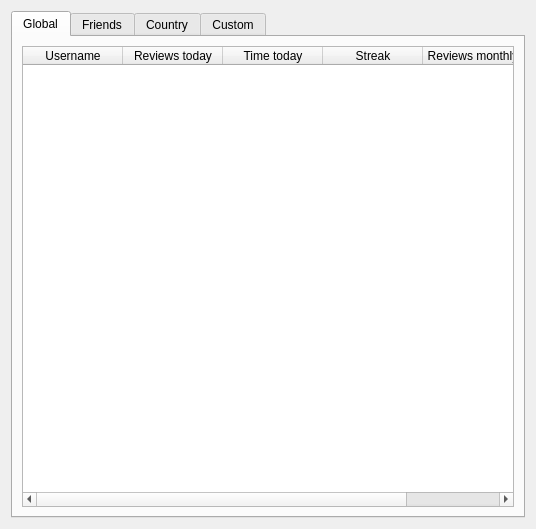
Old version of the form designer/Leaderboard.ui in the repository ThoreBor/Anki_Leaderboard.
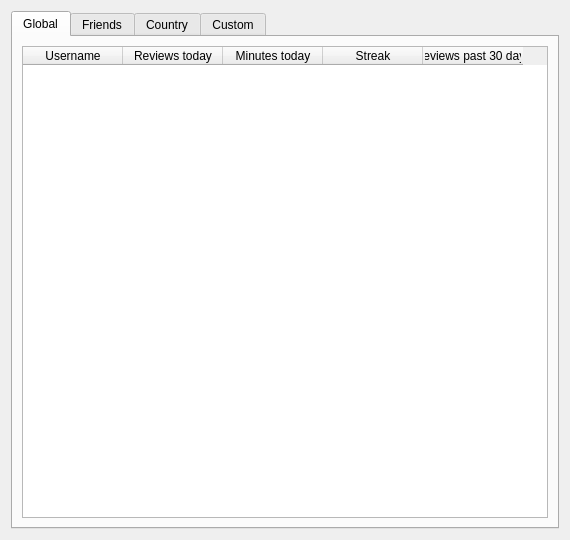
New version of the form. Icons and pictures are not drawn.

What changed in the file:
```diff
--- a/designer/Leaderboard.ui
+++ b/designer/Leaderboard.ui
@@ -6,8 +6,8 @@
    <rect>
     <x>0</x>
     <y>0</y>
-    <width>536</width>
-    <height>529</height>
+    <width>570</width>
+    <height>540</height>
    </rect>
   </property>
   <property name="windowTitle">
@@ -57,7 +57,7 @@
          </column>
          <column>
           <property name="text">
-           <string>Time today</string>
+           <string>Minutes today</string>
           </property>
          </column>
          <column>
@@ -67,7 +67,7 @@
          </column>
          <column>
           <property name="text">
-           <string>Reviews monthly</string>
+           <string>Reviews past 30 days</string>
           </property>
          </column>
         </widget>
```
Left out of the diff: 12 changed lines with no effect on the pictures.
